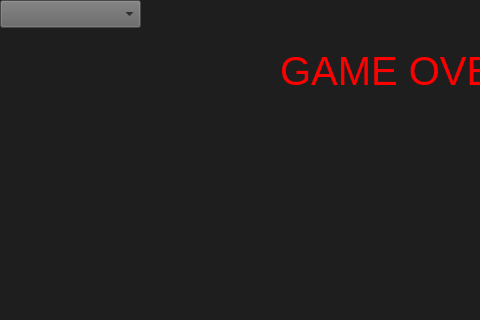
Before: the Qt Designer form gamewindow.ui in DomtronVox/space-factory, drawn with Qt 5; both pictures show x 0 to 480 and y 0 to 320 of the 800 by 600 pixel window.
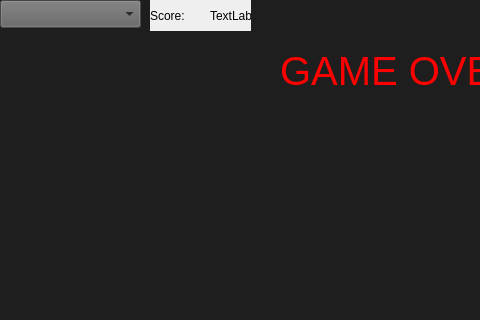
After: the same form once the commit is applied.

```diff
--- a/gamewindow.ui
+++ b/gamewindow.ui
@@ -59,6 +59,38 @@
      <string>GAME OVER</string>
     </property>
    </widget>
+   <widget class="QLabel" name="label">
+    <property name="geometry">
+     <rect>
+      <x>150</x>
+      <y>0</y>
+      <width>61</width>
+      <height>31</height>
+     </rect>
+    </property>
+    <property name="autoFillBackground">
+     <bool>true</bool>
+    </property>
+    <property name="text">
+     <string>Score:</string>
+    </property>
+   </widget>
+   <widget class="QLabel" name="scr">
+    <property name="geometry">
+     <rect>
+      <x>210</x>
+      <y>0</y>
+      <width>41</width>
+      <height>31</height>
+     </rect>
+    </property>
+    <property name="autoFillBackground">
+     <bool>true</bool>
+    </property>
+    <property name="text">
+     <string>TextLabel</string>
+    </property>
+   </widget>
   </widget>
  </widget>
  <resources/>
```
